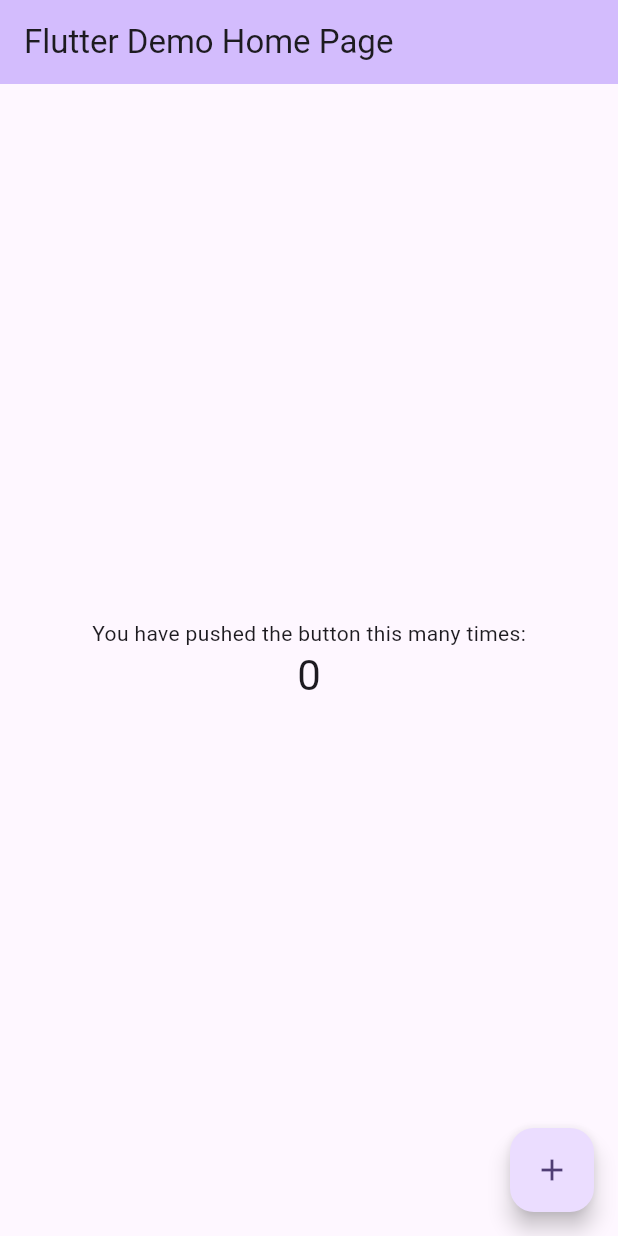
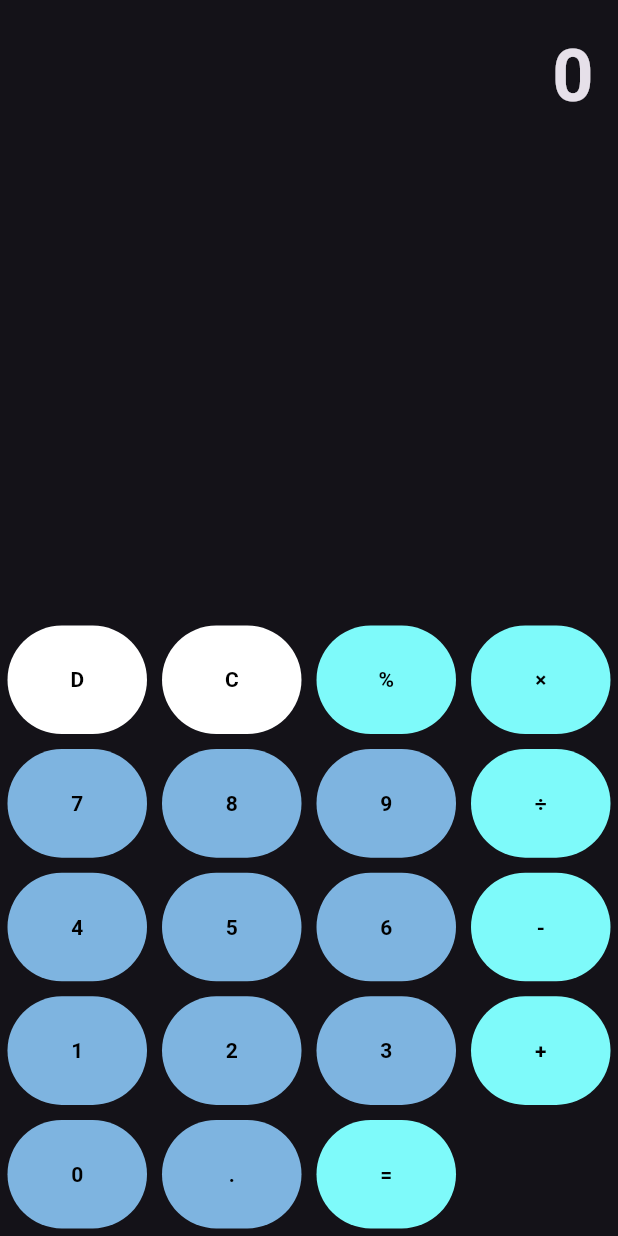
Before and after one commit to Yannick-Apostel/Calculator, a Flutter app: the screen it shows after launch, on a phone screen of 412 x 824 dp. Run offline on Flutter 3.47's test engine with Material 3 defaults, Android fonts, the phone set to English and light mode, and no system bars.

Commit message:
created button

```diff
--- /dev/null
+++ b/calculator/lib/constants/values.dart
@@ -0,0 +1,44 @@
+class Values {
+  static const String del = "D";
+  static const String clr = "C";
+  static const String per = "%";
+  static const String multiply = "×";
+  static const String divide = "÷";
+  static const String add = "+";
+  static const String subtract = "-";
+  static const String calculate = "=";
+  static const String dot = ".";
+
+  static const String n0 = "0";
+  static const String n1 = "1";
+  static const String n2 = "2";
+  static const String n3 = "3";
+  static const String n4 = "4";
+  static const String n5 = "5";
+  static const String n6 = "6";
+  static const String n7 = "7";
+  static const String n8 = "8";
+  static const String n9 = "9";
+
+  static const List<String> buttonValues = [
+    del,
+    clr,
+    per,
+    multiply,
+    n7,
+    n8,
+    n9,
+    divide,
+    n4,
+    n5,
+    n6,
+    subtract,
+    n1,
+    n2,
+    n3,
+    add,
+    n0,
+    dot,
+    calculate,
+  ];
+}
--- a/calculator/lib/main.dart
+++ b/calculator/lib/main.dart
@@ -1,3 +1,4 @@
+import 'package:calculator/presentation/CalculatorScreen/calculator.dart';
 import 'package:flutter/material.dart';
 
 void main() {
@@ -11,115 +12,14 @@ class MyApp extends StatelessWidget {
   @override
   Widget build(BuildContext context) {
     return MaterialApp(
-      title: 'Flutter Demo',
-      theme: ThemeData(
-        // This is the theme of your application.
-        //
-        // TRY THIS: Try running your application with "flutter run". You'll see
-        // the application has a blue toolbar. Then, without quitting the app,
-        // try changing the seedColor in the colorScheme below to Colors.green
-        // and then invoke "hot reload" (save your changes or press the "hot
-        // reload" button in a Flutter-supported IDE, or press "r" if you used
-        // the command line to start the app).
-        //
-        // Notice that the counter didn't reset back to zero; the application
-        // state is not lost during the reload. To reset the state, use hot
-        // restart instead.
-        //
-        // This works for code too, not just values: Most code changes can be
-        // tested with just a hot reload.
-        colorScheme: ColorScheme.fromSeed(seedColor: Colors.deepPurple),
-        useMaterial3: true,
-      ),
-      home: const MyHomePage(title: 'Flutter Demo Home Page'),
+      title: 'Calculator',
+      theme: ThemeData.dark(),
+      home: const CalculatorScreen(),
+
+
     );
-  }
-}
 
-class MyHomePage extends StatefulWidget {
-  const MyHomePage({super.key, required this.title});
-
-  // This widget is the home page of your application. It is stateful, meaning
-  // that it has a State object (defined below) that contains fields that affect
-  // how it looks.
-
-  // This class is the configuration for the state. It holds the values (in this
-  // case the title) provided by the parent (in this case the App widget) and
-  // used by the build method of the State. Fields in a Widget subclass are
-  // always marked "final".
-
-  final String title;
-
-  @override
-  State<MyHomePage> createState() => _MyHomePageState();
-}
-
-class _MyHomePageState extends State<MyHomePage> {
-  int _counter = 0;
-
-  void _incrementCounter() {
-    setState(() {
-      // This call to setState tells the Flutter framework that something has
-      // changed in this State, which causes it to rerun the build method below
-      // so that the display can reflect the updated values. If we changed
-      // _counter without calling setState(), then the build method would not be
-      // called again, and so nothing would appear to happen.
-      _counter++;
-    });
   }
 
-  @override
-  Widget build(BuildContext context) {
-    // This method is rerun every time setState is called, for instance as done
-    // by the _incrementCounter method above.
-    //
-    // The Flutter framework has been optimized to make rerunning build methods
-    // fast, so that you can just rebuild anything that needs updating rather
-    // than having to individually change instances of widgets.
-    return Scaffold(
-      appBar: AppBar(
-        // TRY THIS: Try changing the color here to a specific color (to
-        // Colors.amber, perhaps?) and trigger a hot reload to see the AppBar
-        // change color while the other colors stay the same.
-        backgroundColor: Theme.of(context).colorScheme.inversePrimary,
-        // Here we take the value from the MyHomePage object that was created by
-        // the App.build method, and use it to set our appbar title.
-        title: Text(widget.title),
-      ),
-      body: Center(
-        // Center is a layout widget. It takes a single child and positions it
-        // in the middle of the parent.
-        child: Column(
-          // Column is also a layout widget. It takes a list of children and
-          // arranges them vertically. By default, it sizes itself to fit its
-          // children horizontally, and tries to be as tall as its parent.
-          //
-          // Column has various properties to control how it sizes itself and
-          // how it positions its children. Here we use mainAxisAlignment to
-          // center the children vertically; the main axis here is the vertical
-          // axis because Columns are vertical (the cross axis would be
-          // horizontal).
-          //
-          // TRY THIS: Invoke "debug painting" (choose the "Toggle Debug Paint"
-          // action in the IDE, or press "p" in the console), to see the
-          // wireframe for each widget.
-          mainAxisAlignment: MainAxisAlignment.center,
-          children: <Widget>[
-            const Text(
-              'You have pushed the button this many times:',
-            ),
-            Text(
-              '$_counter',
-              style: Theme.of(context).textTheme.headlineMedium,
-            ),
-          ],
-        ),
-      ),
-      floatingActionButton: FloatingActionButton(
-        onPressed: _incrementCounter,
-        tooltip: 'Increment',
-        child: const Icon(Icons.add),
-      ), // This trailing comma makes auto-formatting nicer for build methods.
-    );
-  }
+
 }
--- /dev/null
+++ b/calculator/lib/presentation/CalculatorScreen/calculator.dart
@@ -0,0 +1,55 @@
+import 'package:calculator/constants/values.dart';
+import 'package:calculator/presentation/CalculatorScreen/widget/num_Buttons.dart';
+
+import 'package:flutter/material.dart';
+
+class CalculatorScreen extends StatefulWidget {
+  const CalculatorScreen({super.key});
+
+  @override
+  State<CalculatorScreen> createState() => _CalculatorScreenState();
+}
+
+class _CalculatorScreenState extends State<CalculatorScreen> {
+
+Widget buildButton(value){
+  return Text(value);
+}
+  @override
+  Widget build(BuildContext context) {
+    final screenSize = MediaQuery.of(context).size;
+    return Scaffold(
+      body: SafeArea(
+        bottom: false,
+        child: Column(children: [
+          //output
+          Expanded(
+            child: SingleChildScrollView(
+
+              child: Container(
+                alignment: Alignment.bottomRight,
+                padding: const EdgeInsets.all(16),
+                child: const Text(
+                  '0',
+                  style: TextStyle(fontWeight: FontWeight.bold, fontSize: 48),
+                  textAlign: TextAlign.end,
+                ),
+              ),
+            ),
+          ),
+
+          Wrap(
+            children:
+              Values.buttonValues.map((value) => SizedBox(
+                width: screenSize.width/4,
+                height: screenSize.width/5,
+                child: NumberedButton( value: value,))).toList()
+            ,
+          )
+          //buttons
+        ]),
+      ),
+    );
+  }
+
+}
--- /dev/null
+++ b/calculator/lib/presentation/CalculatorScreen/widget/num_Buttons.dart
@@ -0,0 +1,45 @@
+import 'package:calculator/constants/values.dart';
+import 'package:flutter/material.dart';
+
+class NumberedButton extends StatelessWidget {
+  final String value;
+  const NumberedButton({super.key, required this.value});
+
+  @override
+  Widget build(BuildContext context) {
+    return Padding(
+      padding: const EdgeInsets.all(5.0),
+      child: Material(
+        clipBehavior: Clip.hardEdge,
+        color: getBtnColor(value),
+        shape: OutlineInputBorder(
+            borderRadius: BorderRadius.circular(100),
+            borderSide: BorderSide.none),
+        child: InkWell(
+            onTap: () {},
+            child: Center(
+                child: Text(
+              value,
+              style: TextStyle(
+                color: Colors.black,
+                fontWeight: FontWeight.bold
+              ),
+            ))),
+      ),
+    );
+  }
+  Color getBtnColor(value){
+    return [Values.del, Values.clr].contains(value)
+            ? Colors.white
+            : [
+                Values.per,
+                Values.multiply,
+                Values.add,
+                Values.subtract,
+                Values.divide,
+                Values.calculate
+              ].contains(value)
+                ? Color.fromARGB(255, 126, 250, 250)
+                : const Color.fromARGB(255, 126, 180, 224);
+  }
+}
```
